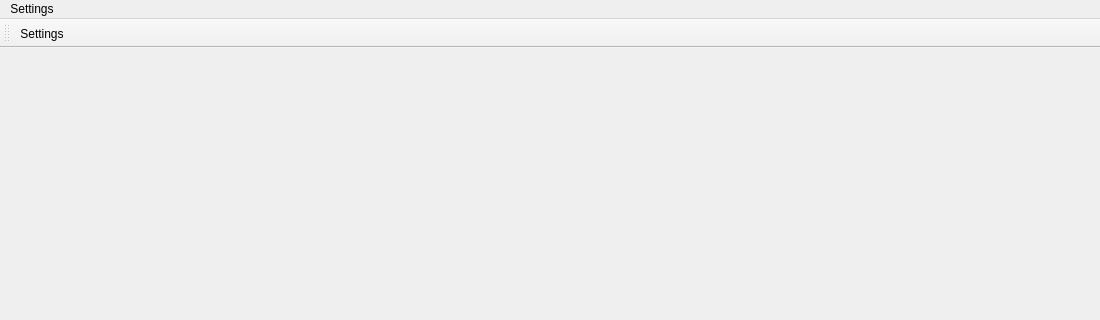
NikitaKhromovSPBU/FunctionOptimizationGUI, file mainwindow.ui: the form before one commit; both pictures show x 0 to 1100 and y 0 to 320 of the 1100 by 740 pixel window.
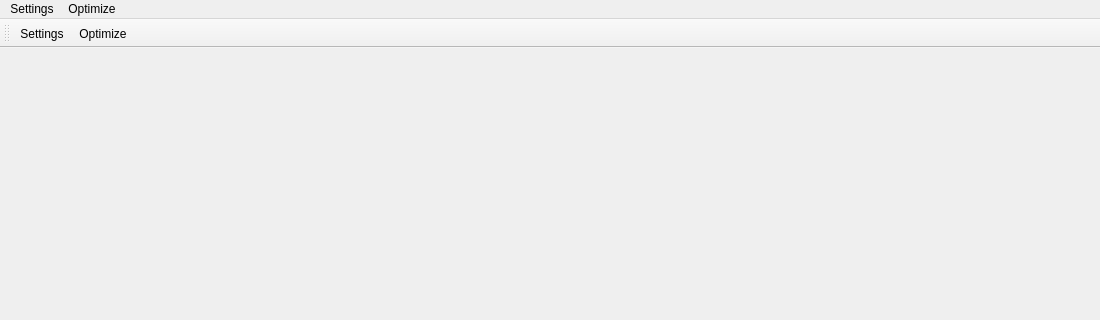
The form after the commit. Icons and pictures are not drawn.

```diff
--- a/mainwindow.ui
+++ b/mainwindow.ui
@@ -30,7 +30,14 @@
     </property>
     <addaction name="actionSettings"/>
    </widget>
+   <widget class="QMenu" name="menuOptimize">
+    <property name="title">
+     <string>Optimize</string>
+    </property>
+    <addaction name="actionOptimize"/>
+   </widget>
    <addaction name="menuSettings"/>
+   <addaction name="menuOptimize"/>
   </widget>
   <widget class="QToolBar" name="toolBar">
    <property name="windowTitle">
@@ -43,6 +50,7 @@
     <bool>false</bool>
    </attribute>
    <addaction name="actionSettings"/>
+   <addaction name="actionOptimize"/>
   </widget>
   <action name="actionSettings">
    <property name="icon">
@@ -56,6 +64,21 @@
     <enum>QAction::PreferencesRole</enum>
    </property>
   </action>
+  <action name="actionOptimize">
+   <property name="icon">
+    <iconset resource="icons.qrc">
+     <normaloff>:/icons/icons/play.ico</normaloff>:/icons/icons/play.ico</iconset>
+   </property>
+   <property name="text">
+    <string>Optimize</string>
+   </property>
+   <property name="shortcut">
+    <string>Shift+O</string>
+   </property>
+   <property name="menuRole">
+    <enum>QAction::ApplicationSpecificRole</enum>
+   </property>
+  </action>
  </widget>
  <resources>
   <include location="icons.qrc"/>
```
